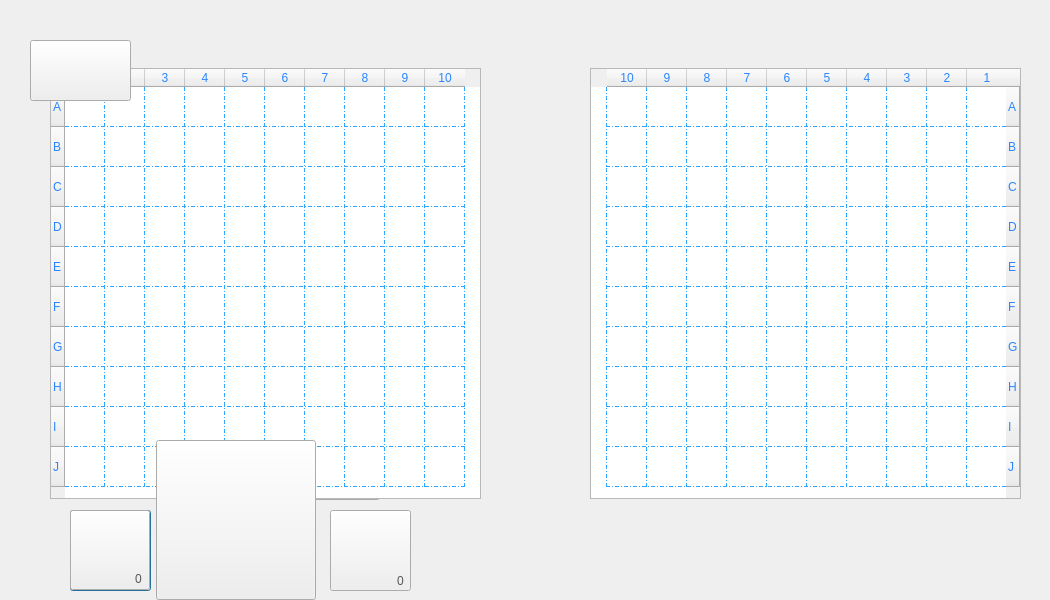
This is dialogclientplay.ui in pouya-prh/Battle_Ship as Qt 5 draws it before an edit. The edited form follows.
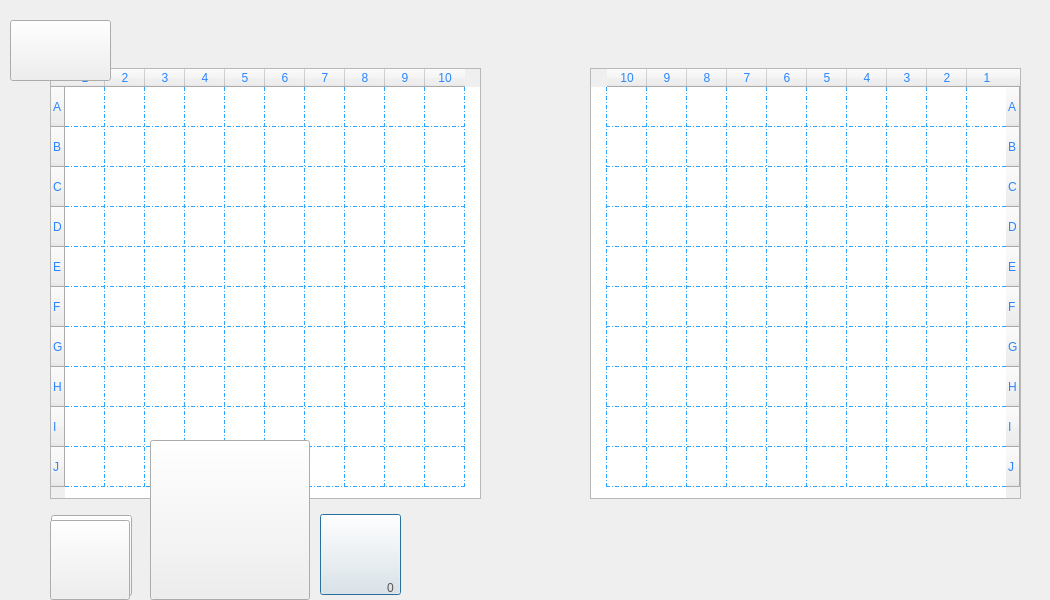
This is the edited form. Icons and pictures are not drawn. Custom widgets are drawn as their Qt base class.

Commit message: Server and Client V1

```diff
--- a/dialogclientplay.ui
+++ b/dialogclientplay.ui
@@ -16,7 +16,23 @@
   <property name="styleSheet">
    <string notr="true">background-image: url(:/Recommended Source Files/Recommended Source Files/Images/Back.jpg);</string>
   </property>
-  <widget class="GameBoard" name="Server_TableWidget">
+  <widget class="QPushButton" name="linearAttackbutton">
+   <property name="geometry">
+    <rect>
+     <x>320</x>
+     <y>514</y>
+     <width>81</width>
+     <height>81</height>
+    </rect>
+   </property>
+   <property name="styleSheet">
+    <string notr="true">image: url(:/squareAttackFliped.png);</string>
+   </property>
+   <property name="text">
+    <string/>
+   </property>
+  </widget>
+  <widget class="GameBoard" name="Client_TableWidget">
    <property name="enabled">
     <bool>true</bool>
    </property>
@@ -192,252 +208,11 @@
     </property>
    </item>
   </widget>
-  <widget class="QPushButton" name="trackerButton">
-   <property name="geometry">
-    <rect>
-     <x>70</x>
-     <y>510</y>
-     <width>81</width>
-     <height>81</height>
-    </rect>
-   </property>
-   <property name="styleSheet">
-    <string notr="true">image: url(:/Recommended Source Files/Recommended Source Files/Images/tracker.png);</string>
-   </property>
-   <property name="text">
-    <string/>
-   </property>
-  </widget>
-  <widget class="DraggableButton" name="atomicZone">
-   <property name="geometry">
-    <rect>
-     <x>220</x>
-     <y>340</y>
-     <width>160</width>
-     <height>160</height>
-    </rect>
-   </property>
-   <property name="styleSheet">
-    <string notr="true">image: url(:/redBox.png);
-background-image: url(:/Recommended Source Files/Recommended Source Files/Images/WhiteBackG.png);</string>
-   </property>
-   <property name="text">
-    <string/>
-   </property>
-  </widget>
-  <widget class="GameBoard" name="Client_tableWidget">
-   <property name="enabled">
-    <bool>true</bool>
-   </property>
-   <property name="geometry">
-    <rect>
-     <x>50</x>
-     <y>68</y>
-     <width>431</width>
-     <height>431</height>
-    </rect>
-   </property>
-   <property name="sizePolicy">
-    <sizepolicy hsizetype="Preferred" vsizetype="Minimum">
-     <horstretch>0</horstretch>
-     <verstretch>0</verstretch>
-    </sizepolicy>
-   </property>
-   <property name="minimumSize">
-    <size>
-     <width>381</width>
-     <height>411</height>
-    </size>
-   </property>
-   <property name="acceptDrops">
-    <bool>true</bool>
-   </property>
-   <property name="accessibleDescription">
-    <string/>
-   </property>
-   <property name="styleSheet">
-    <string notr="true">font: 15pt &quot;BYRIL_Sea_Battle2&quot;;
-
-color: rgb(41, 134, 255);
-
-selection-background-color: rgb(0, 170, 255);
-
-gridline-color: rgb(48, 165, 255);</string>
-   </property>
-   <property name="frameShape">
-    <enum>QFrame::StyledPanel</enum>
-   </property>
-   <property name="lineWidth">
-    <number>0</number>
-   </property>
-   <property name="verticalScrollBarPolicy">
-    <enum>Qt::ScrollBarAlwaysOff</enum>
-   </property>
-   <property name="horizontalScrollBarPolicy">
-    <enum>Qt::ScrollBarAlwaysOff</enum>
-   </property>
-   <property name="autoScroll">
-    <bool>false</bool>
-   </property>
-   <property name="dragEnabled">
-    <bool>true</bool>
-   </property>
-   <property name="dragDropMode">
-    <enum>QAbstractItemView::DragDrop</enum>
-   </property>
-   <property name="defaultDropAction">
-    <enum>Qt::MoveAction</enum>
-   </property>
-   <property name="selectionMode">
-    <enum>QAbstractItemView::NoSelection</enum>
-   </property>
-   <property name="iconSize">
-    <size>
-     <width>40</width>
-     <height>40</height>
-    </size>
-   </property>
-   <property name="gridStyle">
-    <enum>Qt::DashDotLine</enum>
-   </property>
-   <property name="cornerButtonEnabled">
-    <bool>false</bool>
-   </property>
-   <property name="rowCount">
-    <number>10</number>
-   </property>
-   <property name="columnCount">
-    <number>10</number>
-   </property>
-   <attribute name="horizontalHeaderCascadingSectionResizes">
-    <bool>false</bool>
-   </attribute>
-   <attribute name="horizontalHeaderMinimumSectionSize">
-    <number>40</number>
-   </attribute>
-   <attribute name="horizontalHeaderDefaultSectionSize">
-    <number>40</number>
-   </attribute>
-   <attribute name="verticalHeaderMinimumSectionSize">
-    <number>40</number>
-   </attribute>
-   <attribute name="verticalHeaderDefaultSectionSize">
-    <number>40</number>
-   </attribute>
-   <row>
-    <property name="text">
-     <string>A</string>
-    </property>
-    <property name="font">
-     <font>
-      <fontweight>Thin</fontweight>
-     </font>
-    </property>
-   </row>
-   <row>
-    <property name="text">
-     <string>B</string>
-    </property>
-   </row>
-   <row>
-    <property name="text">
-     <string>C</string>
-    </property>
-   </row>
-   <row>
-    <property name="text">
-     <string>D</string>
-    </property>
-   </row>
-   <row>
-    <property name="text">
-     <string>E</string>
-    </property>
-   </row>
-   <row>
-    <property name="text">
-     <string>F</string>
-    </property>
-   </row>
-   <row>
-    <property name="text">
-     <string>G</string>
-    </property>
-   </row>
-   <row>
-    <property name="text">
-     <string>H</string>
-    </property>
-   </row>
-   <row>
-    <property name="text">
-     <string>I</string>
-    </property>
-   </row>
-   <row>
-    <property name="text">
-     <string>J</string>
-    </property>
-   </row>
-   <column/>
-   <column/>
-   <column/>
-   <column/>
-   <column/>
-   <column/>
-   <column/>
-   <column/>
-   <column/>
-   <column/>
-   <item row="0" column="0">
-    <property name="text">
-     <string/>
-    </property>
-   </item>
-  </widget>
-  <widget class="DraggableButton" name="trackerButton2">
-   <property name="geometry">
-    <rect>
-     <x>70</x>
-     <y>510</y>
-     <width>80</width>
-     <height>80</height>
-    </rect>
-   </property>
-   <property name="styleSheet">
-    <string notr="true">image: url(:/grinTracker.png);
-background-image: url(:/Recommended Source Files/Recommended Source Files/Images/WhiteBackG.png);</string>
-   </property>
-   <property name="text">
-    <string/>
-   </property>
-  </widget>
-  <widget class="QLabel" name="trackerCounter">
-   <property name="geometry">
-    <rect>
-     <x>128</x>
-     <y>568</y>
-     <width>21</width>
-     <height>21</height>
-    </rect>
-   </property>
-   <property name="styleSheet">
-    <string notr="true">background-image: url(:/Recommended Source Files/Recommended Source Files/Images/WhiteBackG.png);
-font: 10pt &quot;BYRIL_Sea_Battle2&quot;;
-color: rgb(85, 85, 85);</string>
-   </property>
-   <property name="text">
-    <string>0</string>
-   </property>
-   <property name="alignment">
-    <set>Qt::AlignCenter</set>
-   </property>
-  </widget>
   <widget class="QPushButton" name="atomicBombButton">
    <property name="geometry">
     <rect>
      <x>190</x>
-     <y>510</y>
+     <y>515</y>
      <width>81</width>
      <height>81</height>
     </rect>
@@ -449,86 +224,181 @@
     <string/>
    </property>
   </widget>
-  <widget class="QLabel" name="atomicBombCounter">
+  <widget class="GameBoard" name="Server_tableWidget">
+   <property name="enabled">
+    <bool>true</bool>
+   </property>
    <property name="geometry">
     <rect>
-     <x>250</x>
-     <y>569</y>
-     <width>21</width>
-     <height>21</height>
+     <x>50</x>
+     <y>68</y>
+     <width>431</width>
+     <height>431</height>
     </rect>
    </property>
-   <property name="styleSheet">
-    <string notr="true">background-image: url(:/Recommended Source Files/Recommended Source Files/Images/WhiteBackG.png);
-font: 10pt &quot;BYRIL_Sea_Battle2&quot;;
-color: rgb(85, 85, 85);</string>
+   <property name="sizePolicy">
+    <sizepolicy hsizetype="Preferred" vsizetype="Minimum">
+     <horstretch>0</horstretch>
+     <verstretch>0</verstretch>
+    </sizepolicy>
    </property>
-   <property name="text">
-    <string>0</string>
+   <property name="minimumSize">
+    <size>
+     <width>381</width>
+     <height>411</height>
+    </size>
    </property>
-   <property name="alignment">
-    <set>Qt::AlignCenter</set>
+   <property name="acceptDrops">
+    <bool>true</bool>
    </property>
-  </widget>
-  <widget class="DraggableButton" name="atomicZone_2">
-   <property name="geometry">
-    <rect>
-     <x>156</x>
-     <y>440</y>
-     <width>160</width>
-     <height>160</height>
-    </rect>
+   <property name="accessibleDescription">
+    <string/>
    </property>
    <property name="styleSheet">
-    <string notr="true">image: url(:/redBox.png);
-background-image: url(:/Recommended Source Files/Recommended Source Files/Images/WhiteBackG.png);</string>
+    <string notr="true">font: 15pt &quot;BYRIL_Sea_Battle2&quot;;
+
+color: rgb(41, 134, 255);
+
+selection-background-color: rgb(0, 170, 255);
+
+gridline-color: rgb(48, 165, 255);</string>
    </property>
-   <property name="text">
-    <string/>
+   <property name="frameShape">
+    <enum>QFrame::StyledPanel</enum>
    </property>
-  </widget>
-  <widget class="QPushButton" name="linearAttackbutton">
-   <property name="geometry">
-    <rect>
-     <x>330</x>
-     <y>510</y>
-     <width>81</width>
-     <height>81</height>
-    </rect>
+   <property name="lineWidth">
+    <number>0</number>
    </property>
-   <property name="styleSheet">
-    <string notr="true">image: url(:/squareAttackFliped.png);</string>
+   <property name="verticalScrollBarPolicy">
+    <enum>Qt::ScrollBarAlwaysOff</enum>
    </property>
-   <property name="text">
-    <string/>
+   <property name="horizontalScrollBarPolicy">
+    <enum>Qt::ScrollBarAlwaysOff</enum>
    </property>
-  </widget>
-  <widget class="QLabel" name="linearAttackCounter">
-   <property name="geometry">
-    <rect>
-     <x>390</x>
-     <y>570</y>
-     <width>21</width>
-     <height>21</height>
-    </rect>
+   <property name="autoScroll">
+    <bool>false</bool>
    </property>
-   <property name="styleSheet">
-    <string notr="true">background-image: url(:/Recommended Source Files/Recommended Source Files/Images/WhiteBackG.png);
-font: 10pt &quot;BYRIL_Sea_Battle2&quot;;
-color: rgb(85, 85, 85);</string>
+   <property name="dragEnabled">
+    <bool>true</bool>
    </property>
-   <property name="text">
-    <string>0</string>
+   <property name="dragDropMode">
+    <enum>QAbstractItemView::DragDrop</enum>
    </property>
-   <property name="alignment">
-    <set>Qt::AlignCenter</set>
+   <property name="defaultDropAction">
+    <enum>Qt::MoveAction</enum>
    </property>
+   <property name="selectionMode">
+    <enum>QAbstractItemView::NoSelection</enum>
+   </property>
+   <property name="iconSize">
+    <size>
+     <width>40</width>
+     <height>40</height>
+    </size>
+   </property>
+   <property name="gridStyle">
+    <enum>Qt::DashDotLine</enum>
+   </property>
+   <property name="cornerButtonEnabled">
+    <bool>false</bool>
+   </property>
+   <property name="rowCount">
+    <number>10</number>
+   </property>
+   <property name="columnCount">
+    <number>10</number>
+   </property>
+   <attribute name="horizontalHeaderCascadingSectionResizes">
+    <bool>false</bool>
+   </attribute>
+   <attribute name="horizontalHeaderMinimumSectionSize">
+    <number>40</number>
+   </attribute>
+   <attribute name="horizontalHeaderDefaultSectionSize">
+    <number>40</number>
+   </attribute>
+   <attribute name="verticalHeaderMinimumSectionSize">
+    <number>40</number>
+   </attribute>
+   <attribute name="verticalHeaderDefaultSectionSize">
+    <number>40</number>
+   </attribute>
+   <row>
+    <property name="text">
+     <string>A</string>
+    </property>
+    <property name="font">
+     <font>
+      <fontweight>Thin</fontweight>
+     </font>
+    </property>
+   </row>
+   <row>
+    <property name="text">
+     <string>B</string>
+    </property>
+   </row>
+   <row>
+    <property name="text">
+     <string>C</string>
+    </property>
+   </row>
+   <row>
+    <property name="text">
+     <string>D</string>
+    </property>
+   </row>
+   <row>
+    <property name="text">
+     <string>E</string>
+    </property>
+   </row>
+   <row>
+    <property name="text">
+     <string>F</string>
+    </property>
+   </row>
+   <row>
+    <property name="text">
+     <string>G</string>
+    </property>
+   </row>
+   <row>
+    <property name="text">
+     <string>H</string>
+    </property>
+   </row>
+   <row>
+    <property name="text">
+     <string>I</string>
+    </property>
+   </row>
+   <row>
+    <property name="text">
+     <string>J</string>
+    </property>
+   </row>
+   <column/>
+   <column/>
+   <column/>
+   <column/>
+   <column/>
+   <column/>
+   <column/>
+   <column/>
+   <column/>
+   <column/>
+   <item row="0" column="0">
+    <property name="text">
+     <string/>
+    </property>
+   </item>
   </widget>
   <widget class="QPushButton" name="planeLabel">
    <property name="geometry">
     <rect>
-     <x>30</x>
-     <y>40</y>
+     <x>10</x>
+     <y>20</y>
      <width>101</width>
      <height>61</height>
     </rect>
@@ -540,6 +410,136 @@
     <string/>
    </property>
   </widget>
+  <widget class="QLabel" name="linearAttackCounter">
+   <property name="geometry">
+    <rect>
+     <x>380</x>
+     <y>577</y>
+     <width>21</width>
+     <height>21</height>
+    </rect>
+   </property>
+   <property name="styleSheet">
+    <string notr="true">background-image: url(:/Recommended Source Files/Recommended Source Files/Images/WhiteBackG.png);
+font: 10pt &quot;BYRIL_Sea_Battle2&quot;;
+color: rgb(85, 85, 85);</string>
+   </property>
+   <property name="text">
+    <string>0</string>
+   </property>
+   <property name="alignment">
+    <set>Qt::AlignCenter</set>
+   </property>
+  </widget>
+  <widget class="QLabel" name="turnLabel">
+   <property name="geometry">
+    <rect>
+     <x>510</x>
+     <y>260</y>
+     <width>41</width>
+     <height>101</height>
+    </rect>
+   </property>
+   <property name="styleSheet">
+    <string notr="true">image: url(:/Recommended Source Files/Recommended Source Files/Images/fleshP.png);
+background-image: url(:/Recommended Source Files/Recommended Source Files/Images/WhiteBackG.png);</string>
+   </property>
+   <property name="text">
+    <string/>
+   </property>
+  </widget>
+  <widget class="QLabel" name="atomicBombCounter">
+   <property name="geometry">
+    <rect>
+     <x>250</x>
+     <y>576</y>
+     <width>21</width>
+     <height>21</height>
+    </rect>
+   </property>
+   <property name="styleSheet">
+    <string notr="true">background-image: url(:/Recommended Source Files/Recommended Source Files/Images/WhiteBackG.png);
+font: 10pt &quot;BYRIL_Sea_Battle2&quot;;
+color: rgb(85, 85, 85);</string>
+   </property>
+   <property name="text">
+    <string>0</string>
+   </property>
+   <property name="alignment">
+    <set>Qt::AlignCenter</set>
+   </property>
+  </widget>
+  <widget class="QPushButton" name="trackerButton">
+   <property name="geometry">
+    <rect>
+     <x>51</x>
+     <y>515</y>
+     <width>81</width>
+     <height>81</height>
+    </rect>
+   </property>
+   <property name="styleSheet">
+    <string notr="true">image: url(:/Recommended Source Files/Recommended Source Files/Images/tracker.png);</string>
+   </property>
+   <property name="text">
+    <string/>
+   </property>
+  </widget>
+  <widget class="QLabel" name="trackerCounter">
+   <property name="geometry">
+    <rect>
+     <x>110</x>
+     <y>580</y>
+     <width>21</width>
+     <height>21</height>
+    </rect>
+   </property>
+   <property name="styleSheet">
+    <string notr="true">background-image: url(:/Recommended Source Files/Recommended Source Files/Images/WhiteBackG.png);
+font: 10pt &quot;BYRIL_Sea_Battle2&quot;;
+color: rgb(85, 85, 85);</string>
+   </property>
+   <property name="text">
+    <string>0</string>
+   </property>
+   <property name="alignment">
+    <set>Qt::AlignCenter</set>
+   </property>
+  </widget>
+  <widget class="DraggableButton" name="atomicZone">
+   <property name="geometry">
+    <rect>
+     <x>150</x>
+     <y>440</y>
+     <width>160</width>
+     <height>160</height>
+    </rect>
+   </property>
+   <property name="styleSheet">
+    <string notr="true">image: url(:/redBox.png);
+background-image: url(:/Recommended Source Files/Recommended Source Files/Images/WhiteBackG.png);</string>
+   </property>
+   <property name="text">
+    <string/>
+   </property>
+  </widget>
+  <widget class="DraggableButton" name="trackerButton2">
+   <property name="geometry">
+    <rect>
+     <x>50</x>
+     <y>520</y>
+     <width>80</width>
+     <height>80</height>
+    </rect>
+   </property>
+   <property name="styleSheet">
+    <string notr="true">image: url(:/grinTracker.png);
+background-image: url(:/Recommended Source Files/Recommended Source Files/Images/WhiteBackG.png);</string>
+   </property>
+   <property name="text">
+    <string/>
+   </property>
+  </widget>
  </widget>
  <customwidgets>
   <customwidget>
```
The commit also changes 70 other files.
